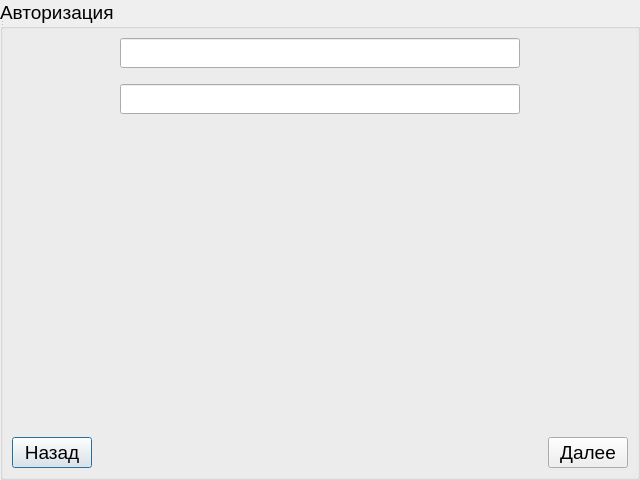
Before: the Qt Designer form authorizationwindow.ui in Rayzedan/SystemControlStudent, drawn with Qt 5.
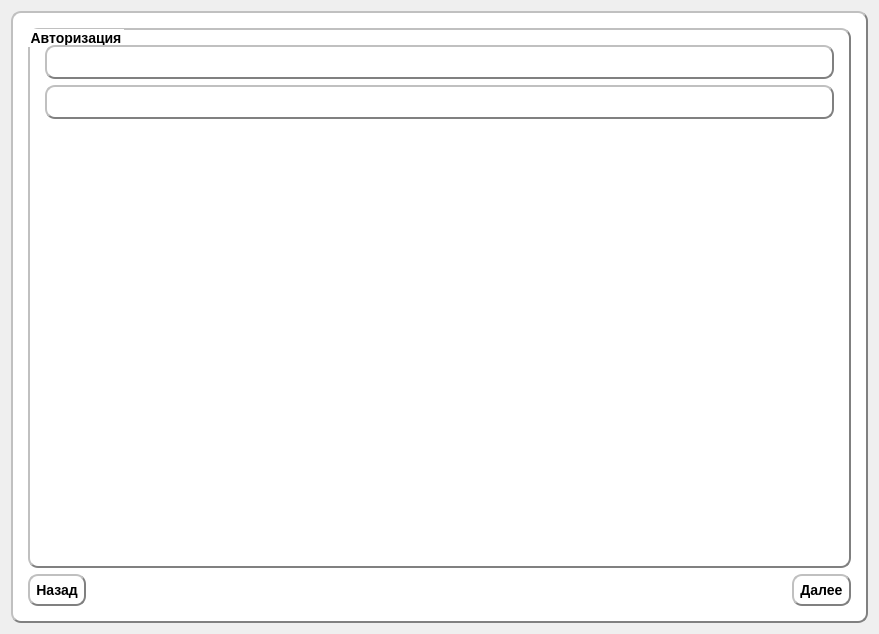
After: the same form once the commit is applied.

The edit to the form file:
```diff
--- a/authorizationwindow.ui
+++ b/authorizationwindow.ui
@@ -6,8 +6,8 @@
    <rect>
     <x>0</x>
     <y>0</y>
-    <width>640</width>
-    <height>480</height>
+    <width>879</width>
+    <height>634</height>
    </rect>
   </property>
   <property name="minimumSize">
@@ -19,182 +19,76 @@
   <property name="windowTitle">
    <string>Система контроля знаний студентов</string>
   </property>
-  <widget class="QWidget" name="centralwidget">
-   <property name="geometry">
-    <rect>
-     <x>0</x>
-     <y>0</y>
-     <width>640</width>
-     <height>480</height>
-    </rect>
-   </property>
-   <property name="minimumSize">
-    <size>
-     <width>640</width>
-     <height>480</height>
-    </size>
-   </property>
+  <property name="styleSheet">
+   <string notr="true"/>
+  </property>
+  <layout class="QVBoxLayout" name="verticalLayout_4">
+   <item>
+    <widget class="QGroupBox" name="groupBox_2">
+     <property name="styleSheet">
+      <string notr="true">QWidget {
+	background-color: white;
+     border-style: outset;
+     border-width: 2px;
+     border-radius: 10px;
+     border-color: gray;
+     font: bold 14px;
+  
+     padding: 6px;}
+
+QPushButton:pressed {
+     background-color: grey;
+     border-style: inset;
+ }
+QToolButton:pressed {
+     background-color: grey;
+     border-style: inset;
+ }</string>
+     </property>
+     <property name="title">
+      <string/>
+     </property>
+     <layout class="QVBoxLayout" name="verticalLayout_3">
+      <item>
    <layout class="QVBoxLayout" name="verticalLayout_2">
     <item>
      <widget class="QGroupBox" name="groupBox">
       <property name="minimumSize">
        <size>
-        <width>620</width>
-        <height>440</height>
+            <width>0</width>
+            <height>0</height>
        </size>
       </property>
       <property name="font">
        <font>
-        <pointsize>14</pointsize>
-       </font>
-      </property>
+            <pointsize>-1</pointsize>
+            <italic>false</italic>
+            <bold>true</bold>
+           </font>
+          </property>
+          <property name="styleSheet">
+           <string notr="true">
+QWidget {
+	background-color: white;
+     border-style: outset;
+     border-width: 2px;
+     border-radius: 10px;
+     
+     font: bold 14px;
+  
+     padding: 6px;};
+</string>
+          </property>
       <property name="title">
        <string>Авторизация</string>
       </property>
-      <layout class="QVBoxLayout" name="verticalLayout_5">
-       <item>
-        <layout class="QHBoxLayout" name="horizontalLayout_2">
-         <item>
-          <spacer name="horizontalSpacer_2">
-           <property name="orientation">
-            <enum>Qt::Horizontal</enum>
-           </property>
-           <property name="sizeHint" stdset="0">
-            <size>
-             <width>30</width>
-             <height>20</height>
-            </size>
-           </property>
-          </spacer>
-         </item>
-         <item>
-          <widget class="QLineEdit" name="login">
-           <property name="enabled">
-            <bool>true</bool>
-           </property>
-           <property name="sizePolicy">
-            <sizepolicy hsizetype="Maximum" vsizetype="Maximum">
-             <horstretch>0</horstretch>
-             <verstretch>0</verstretch>
-            </sizepolicy>
-           </property>
-           <property name="minimumSize">
-            <size>
-             <width>400</width>
-             <height>30</height>
-            </size>
-           </property>
-           <property name="maximumSize">
-            <size>
-             <width>400</width>
-             <height>30</height>
-            </size>
-           </property>
-           <property name="sizeIncrement">
-            <size>
-             <width>0</width>
-             <height>0</height>
-            </size>
-           </property>
-           <property name="baseSize">
-            <size>
-             <width>0</width>
-             <height>0</height>
-            </size>
-           </property>
-          </widget>
-         </item>
-         <item>
-          <spacer name="horizontalSpacer_3">
-           <property name="orientation">
-            <enum>Qt::Horizontal</enum>
-           </property>
-           <property name="sizeHint" stdset="0">
-            <size>
-             <width>40</width>
-             <height>20</height>
-            </size>
-           </property>
-          </spacer>
-         </item>
-        </layout>
-       </item>
-       <item>
-        <layout class="QHBoxLayout" name="horizontalLayout_3">
-         <item>
-          <spacer name="horizontalSpacer_4">
-           <property name="orientation">
-            <enum>Qt::Horizontal</enum>
-           </property>
-           <property name="sizeHint" stdset="0">
-            <size>
-             <width>40</width>
-             <height>20</height>
-            </size>
-           </property>
-          </spacer>
-         </item>
-         <item>
           <layout class="QVBoxLayout" name="verticalLayout">
            <item>
-            <spacer name="verticalSpacer_3">
-             <property name="orientation">
-              <enum>Qt::Vertical</enum>
-             </property>
-             <property name="sizeType">
-              <enum>QSizePolicy::Maximum</enum>
-             </property>
-             <property name="sizeHint" stdset="0">
-              <size>
-               <width>20</width>
-               <height>10</height>
-              </size>
-             </property>
-            </spacer>
+            <widget class="QLineEdit" name="login"/>
            </item>
            <item>
-            <widget class="QLineEdit" name="password">
-             <property name="sizePolicy">
-              <sizepolicy hsizetype="Maximum" vsizetype="Maximum">
-               <horstretch>0</horstretch>
-               <verstretch>0</verstretch>
-              </sizepolicy>
-             </property>
-             <property name="minimumSize">
-              <size>
-               <width>400</width>
-               <height>30</height>
-              </size>
-             </property>
-             <property name="maximumSize">
-              <size>
-               <width>400</width>
-               <height>30</height>
-              </size>
-             </property>
-            </widget>
+            <widget class="QLineEdit" name="password"/>
            </item>
-          </layout>
-         </item>
-         <item>
-          <spacer name="horizontalSpacer_5">
-           <property name="orientation">
-            <enum>Qt::Horizontal</enum>
-           </property>
-           <property name="sizeHint" stdset="0">
-            <size>
-             <width>40</width>
-             <height>20</height>
-            </size>
-           </property>
-          </spacer>
-         </item>
-        </layout>
-       </item>
-       <item>
-        <layout class="QHBoxLayout" name="horizontalLayout">
-         <item>
-          <layout class="QVBoxLayout" name="verticalLayout_3">
            <item>
             <spacer name="verticalSpacer">
              <property name="orientation">
@@ -208,6 +102,11 @@
              </property>
             </spacer>
            </item>
+          </layout>
+         </widget>
+        </item>
+        <item>
+         <layout class="QHBoxLayout" name="horizontalLayout">
            <item>
             <widget class="QPushButton" name="pushButton">
              <property name="maximumSize">
@@ -219,13 +118,14 @@
              <property name="layoutDirection">
               <enum>Qt::LeftToRight</enum>
              </property>
+            <property name="styleSheet">
+             <string notr="true"/>
+            </property>
              <property name="text">
               <string>Назад</string>
              </property>
             </widget>
            </item>
-          </layout>
-         </item>
          <item>
           <spacer name="horizontalSpacer">
            <property name="orientation">
@@ -233,23 +133,8 @@
            </property>
            <property name="sizeHint" stdset="0">
             <size>
-             <width>268</width>
+              <width>40</width>
              <height>20</height>
-            </size>
-           </property>
-          </spacer>
-         </item>
-         <item>
-          <layout class="QVBoxLayout" name="verticalLayout_4">
-           <item>
-            <spacer name="verticalSpacer_2">
-             <property name="orientation">
-              <enum>Qt::Vertical</enum>
-             </property>
-             <property name="sizeHint" stdset="0">
-              <size>
-               <width>20</width>
-               <height>40</height>
               </size>
              </property>
             </spacer>
@@ -265,6 +150,9 @@
              <property name="layoutDirection">
               <enum>Qt::LeftToRight</enum>
              </property>
+            <property name="styleSheet">
+             <string notr="true"/>
+            </property>
              <property name="text">
               <string>Далее</string>
              </property>
@@ -281,17 +169,6 @@
      </widget>
     </item>
    </layout>
-  </widget>
-  <widget class="QStatusBar" name="statusbar">
-   <property name="geometry">
-    <rect>
-     <x>0</x>
-     <y>0</y>
-     <width>3</width>
-     <height>27</height>
-    </rect>
-   </property>
-  </widget>
  </widget>
  <resources/>
  <connections/>
```
Lines whose indentation alone changed are shown as unchanged.
